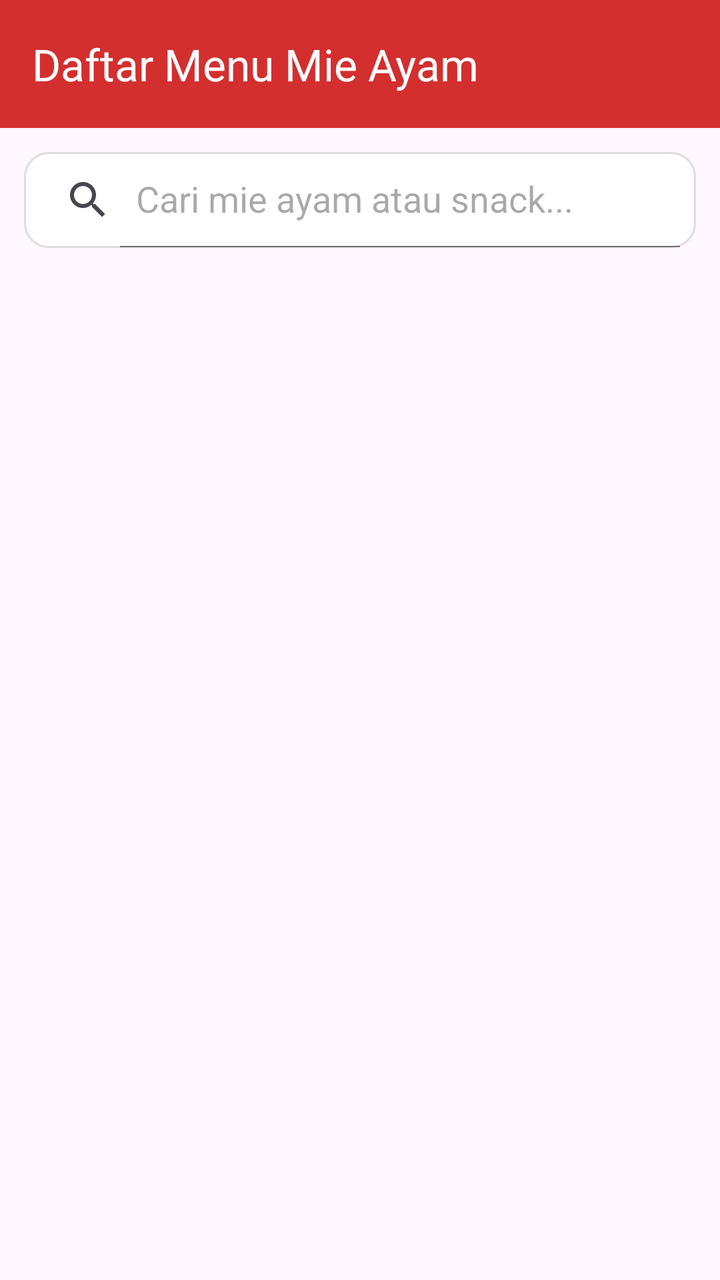
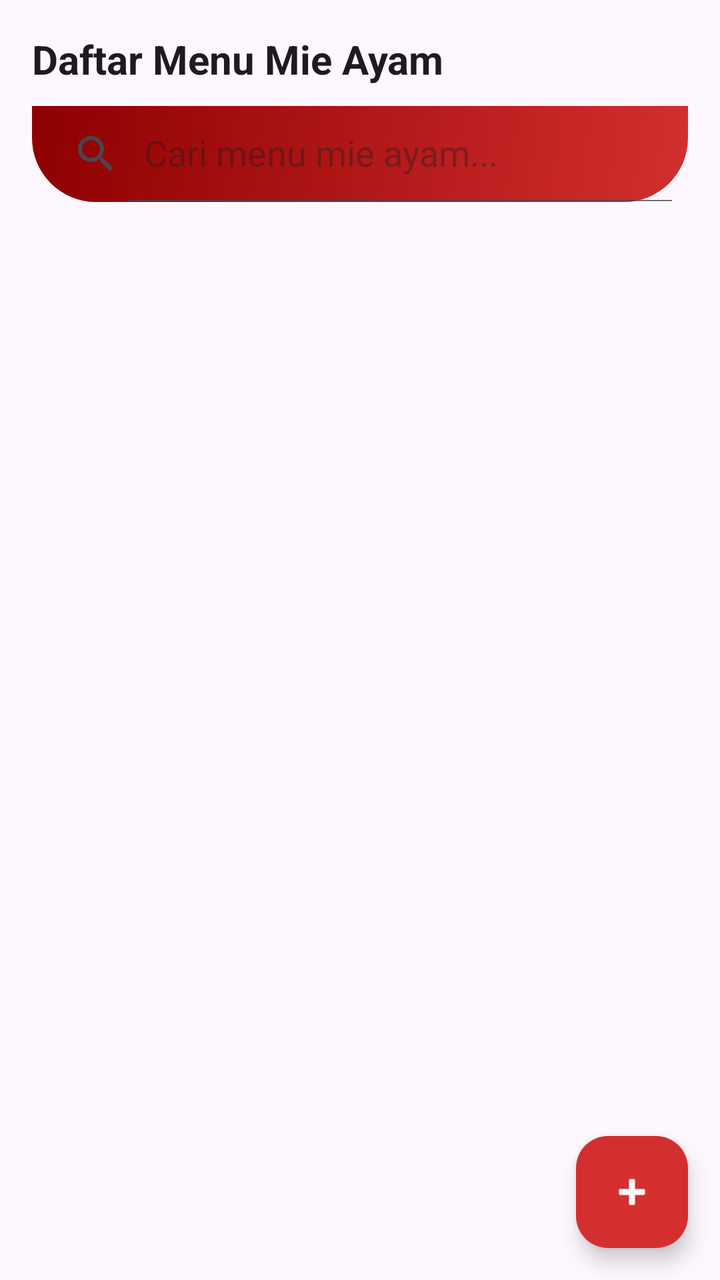

The first picture is an Android layout as it rendered before a commit; the second is the same layout after the commit. The layout source and the unified diff follow.
<!-- AndroidManifest.xml: application theme Theme.SnackRachel -->
<!-- res/layout/fragment_menu.xml -->
<?xml version="1.0" encoding="utf-8"?>
<LinearLayout xmlns:android="http://schemas.android.com/apk/res/android"
    xmlns:app="http://schemas.android.com/apk/res-auto"
    android:layout_width="match_parent"
    android:layout_height="match_parent"
    android:orientation="vertical"
    android:background="?android:colorBackground">

    
    <com.google.android.material.appbar.MaterialToolbar
        android:layout_width="match_parent"
        android:layout_height="?attr/actionBarSize"
        android:background="@color/primary_color"
        app:title="Daftar Menu Mie Ayam"
        app:titleTextColor="@android:color/white" />

    
    <androidx.appcompat.widget.SearchView
        android:id="@+id/searchMenu"
        android:layout_width="match_parent"
        android:layout_height="wrap_content"
        android:layout_margin="12dp"
        android:background="@drawable/bg_search"
        app:queryHint="Cari mie ayam atau snack..."
        app:iconifiedByDefault="false" />

    
    <androidx.recyclerview.widget.RecyclerView
        android:id="@+id/rvMenu"
        android:layout_width="match_parent"
        android:layout_height="match_parent"
        android:paddingHorizontal="16dp"
        android:clipToPadding="false" />

</LinearLayout>
<!-- resources referenced by this layout -->
<resources>
  <color name="primary_color">#D32F2F</color>
  <!-- drawable bg_search (drawable) -->
  <?xml version="1.0" encoding="utf-8"?>
  <shape xmlns:android="http://schemas.android.com/apk/res/android">
      <solid android:color="#FFFFFF" />
      <corners android:radius="12dp" />
      <stroke
          android:width="1dp"
          android:color="#DDDDDD" />
  </shape>
  <style name="Theme.SnackRachel" parent="Base.Theme.SnackRachel" />
  <style name="Base.Theme.SnackRachel" parent="Theme.Material3.DayNight.NoActionBar">
          
          
      </style>
</resources>

<!-- the commit's change to res/layout/fragment_menu.xml (unified diff, before → after) -->
@@ -1,35 +1,58 @@
 <?xml version="1.0" encoding="utf-8"?>
-<LinearLayout xmlns:android="http://schemas.android.com/apk/res/android"
+<androidx.coordinatorlayout.widget.CoordinatorLayout xmlns:android="http://schemas.android.com/apk/res/android"
     xmlns:app="http://schemas.android.com/apk/res-auto"
     android:layout_width="match_parent"
     android:layout_height="match_parent"
-    android:orientation="vertical"
     android:background="?android:colorBackground">
 
-    
-    <com.google.android.material.appbar.MaterialToolbar
-        android:layout_width="match_parent"
-        android:layout_height="?attr/actionBarSize"
-        android:background="@color/primary_color"
-        app:title="Daftar Menu Mie Ayam"
-        app:titleTextColor="@android:color/white" />
-
-    
-    <androidx.appcompat.widget.SearchView
-        android:id="@+id/searchMenu"
-        android:layout_width="match_parent"
-        android:layout_height="wrap_content"
-        android:layout_margin="12dp"
-        android:background="@drawable/bg_search"
-        app:queryHint="Cari mie ayam atau snack..."
-        app:iconifiedByDefault="false" />
-
-    
-    <androidx.recyclerview.widget.RecyclerView
-        android:id="@+id/rvMenu"
+    <LinearLayout
         android:layout_width="match_parent"
         android:layout_height="match_parent"
-        android:paddingHorizontal="16dp"
-        android:clipToPadding="false" />
+        android:orientation="vertical"
+        android:padding="16dp">
 
-</LinearLayout>
+        <TextView
+            android:layout_width="wrap_content"
+            android:layout_height="wrap_content"
+            android:text="Daftar Menu Mie Ayam"
+            android:textColor="?attr/colorOnSurface"
+            android:textSize="20sp"
+            android:textStyle="bold" />
+
+        <androidx.appcompat.widget.SearchView
+            android:id="@+id/searchViewMenu"
+            android:layout_width="match_parent"
+            android:layout_height="wrap_content"
+            android:layout_marginTop="10dp"
+            android:layout_marginBottom="10dp"
+            android:background="@drawable/bg_header_gradient"
+            app:iconifiedByDefault="false"
+            app:queryHint="Cari menu mie ayam..." />
+
+        <ProgressBar
+            android:id="@+id/progressMenu"
+            android:layout_width="wrap_content"
+            android:layout_height="wrap_content"
+            android:layout_gravity="center"
+            android:visibility="gone" />
+
+        <androidx.recyclerview.widget.RecyclerView
+            android:id="@+id/rvMenu"
+            android:layout_width="match_parent"
+            android:layout_height="match_parent"
+            android:clipToPadding="false"
+            android:paddingBottom="72dp" />
+    </LinearLayout>
+
+    <com.google.android.material.floatingactionbutton.FloatingActionButton
+        android:id="@+id/fabAddMenu"
+        android:layout_width="wrap_content"
+        android:layout_height="wrap_content"
+        android:layout_gravity="bottom|end"
+        android:layout_margin="16dp"
+        android:contentDescription="Tambah Menu"
+        android:src="@android:drawable/ic_input_add"
+        app:backgroundTint="@color/primary_color"
+        app:tint="@color/white" />
+
+</androidx.coordinatorlayout.widget.CoordinatorLayout>
<!-- resource entries referenced after the edit -->
@@ -1,14 +1,17 @@
 <!-- resources referenced by this layout -->
 <resources>
   <color name="primary_color">#D32F2F</color>
-  <!-- drawable bg_search (drawable) -->
+  <color name="white">#FFFFFFFF</color>
+  <!-- drawable bg_header_gradient (drawable) -->
   <?xml version="1.0" encoding="utf-8"?>
   <shape xmlns:android="http://schemas.android.com/apk/res/android">
-      <solid android:color="#FFFFFF" />
-      <corners android:radius="12dp" />
-      <stroke
-          android:width="1dp"
-          android:color="#DDDDDD" />
+      <gradient
+          android:angle="135"
+          android:endColor="#8E0000"
+          android:startColor="@color/primary_color" />
+      <corners
+          android:bottomLeftRadius="32dp"
+          android:bottomRightRadius="32dp" />
   </shape>
   <style name="Theme.SnackRachel" parent="Base.Theme.SnackRachel" />
   <style name="Base.Theme.SnackRachel" parent="Theme.Material3.DayNight.NoActionBar">
